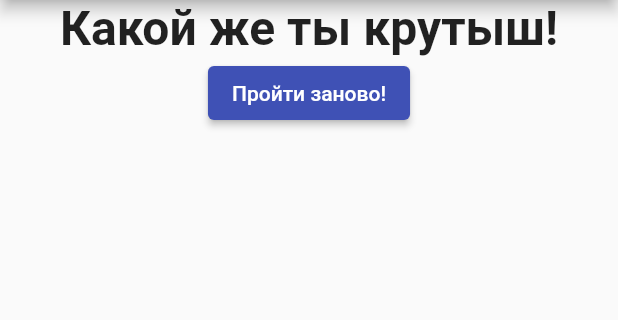
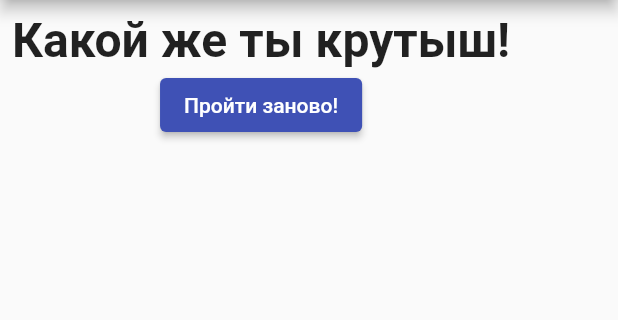
Before and after one commit to VladKodletov/app_ecom, a Flutter app: the screen it shows after launch, after a tap on "черный", after a tap on "кролик", after a tap on "неМакс", on a phone screen of 412 x 824 dp, the part 84-404 px from its top. Run offline on Flutter 3.47's test engine with Material 2 defaults, Android fonts, the phone set to English and light mode, and no system bars.

Commit message:
devtools course

```diff
--- a/lib/resulttt.dart
+++ b/lib/resulttt.dart
@@ -24,7 +24,8 @@ class Resulttt extends StatelessWidget {
 
   @override
   Widget build(BuildContext context) {
-    return Center(
+    return Padding(
+      padding: const EdgeInsets.all(8.0),
       child: Column(
         children: [
           Text(
```
